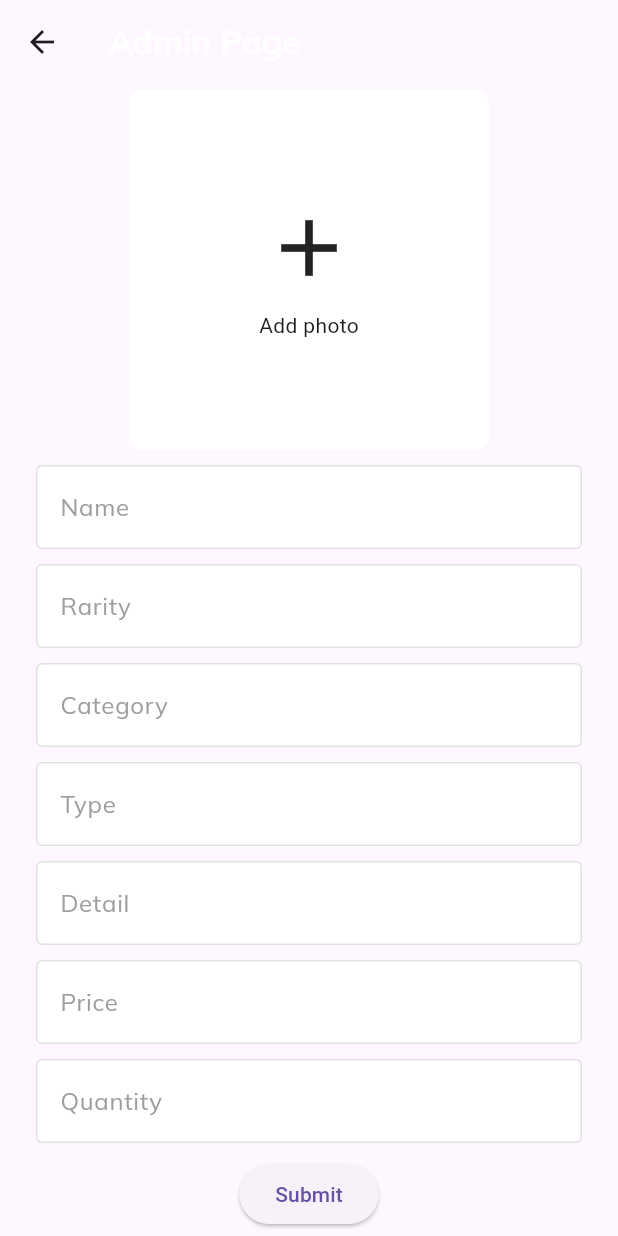
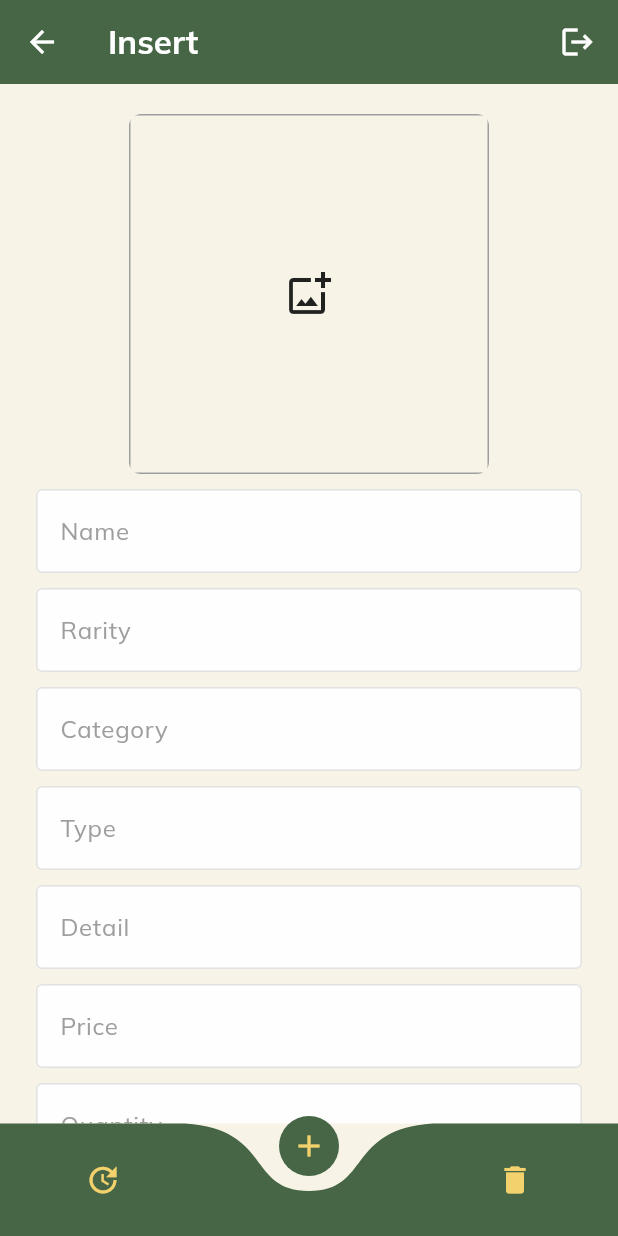
Before and after one commit to Dynameiz/from-HaNsware, a Flutter app: the AdminPage screen opened directly, on a phone screen of 412 x 824 dp. Run offline on Flutter 3.47's test engine with Material 3 defaults, Android fonts, the phone set to English and light mode, and no system bars; drawn by our look-alikes of curved_navigation_bar; our stand-ins replace carousel_slider, firebase_core, flutter_image_compress, google_fonts, image_cropper, image_picker; accounts and stored records are empty.

Commit message:
Updated Admin Page

```diff
--- a/lib/pages/admin_page.dart
+++ b/lib/pages/admin_page.dart
@@ -1,14 +1,11 @@
+import 'package:curved_navigation_bar/curved_navigation_bar.dart';
 import 'package:flutter/material.dart';
-import 'package:flutter_image_compress/flutter_image_compress.dart';
-import 'package:from_hansware/components/text_field.dart';
+import 'package:from_hansware/pages/delete_wares.dart';
+import 'package:from_hansware/pages/insert_wares.dart';
+import 'package:from_hansware/pages/update_wares.dart';
 import 'package:google_fonts/google_fonts.dart';
-import 'package:image_cropper/image_cropper.dart';
-import 'package:image_picker/image_picker.dart';
-import 'package:path/path.dart' as p;
-import 'package:path_provider/path_provider.dart';
 
 class AdminPage extends StatefulWidget {
-
   const AdminPage({super.key});
 
   @override
@@ -17,141 +14,73 @@ class AdminPage extends StatefulWidget {
 
 class _AdminPageState extends State<AdminPage> {
 
-  final ImagePicker _imagePicker = ImagePicker();
-  String? imageUrl;
+  var bgColorLight = const Color.fromARGB(255, 247, 244, 231);
+  var bgColorLightFocused = const Color.fromARGB(249, 240, 223, 175);
+  var bgColorDark = const Color.fromARGB(255, 49, 65, 60);
 
-  final MyTextField nameTF = MyTextField(textHint: "Name");
-  final MyTextField rarityTF = MyTextField(textHint: "Rarity");
-  final MyTextField categoryTF = MyTextField(textHint: "Category");
-  final MyTextField typeTF = MyTextField(textHint: "Type");
-  final MyTextField detailTF = MyTextField(textHint: "Detail");
-  final MyTextField priceTF = MyTextField(textHint: "Price");
-  final MyTextField quantityTF = MyTextField(textHint: "Quantity");
+  final List<Widget> _navigationItems = [
+    const Icon(Icons.update, color: Color.fromRGBO(243, 210, 109, 1),),
+    const Icon(Icons.add, color: Color.fromRGBO(243, 210, 109, 1)),
+    const Icon(Icons.delete, color: Color.fromRGBO(243, 210, 109, 1),),
+  ];
 
-  Future<XFile> compressImage(String path, int quality) async {
-    final newPath = p.join((await getTemporaryDirectory()).path, '${DateTime.now()}.${p.extension(path)}');
+  final List<Widget> _pages = [
+    const UpdateWares(),
+    const InsertWares(),
+    const DeleteWares()
+  ];
 
-    final result = await FlutterImageCompress.compressAndGetFile(
-      path,
-      newPath,
-      quality: quality,
-    );
+  final List<String> _titles = [
+    'Update',
+    'Insert',
+    'Delete',
+  ];
 
-    return result!;
+  // ignore: prefer_typing_uninitialized_variables
+  var _currentPage;
+  // ignore: prefer_typing_uninitialized_variables
+  var _currentTitle;
+
+  void logout(){
+
   }
 
-  Future _pickImage(ImageSource source) async {
-    final pickedFile = await _imagePicker.pickImage(source: source, imageQuality: 50);
-    if (pickedFile == null){
-      return;
-    }
-
-    var file = await ImageCropper.platform.cropImage(sourcePath: pickedFile.path, aspectRatio: const CropAspectRatio(ratioX: 1, ratioY: 1));
-    if (file == null){
-      return;
-    }
-
-    file = (await compressImage(file.path, 35)) as CroppedFile?;
-  }
-
-  Future _selectPhoto() async {
-    await showModalBottomSheet(context: context, builder: (context) => BottomSheet(
-      builder: (context) => Column(
-        mainAxisSize: MainAxisSize.min,
-        children: [
-          ListTile(leading: const Icon(Icons.camera), title: const Text('Camera'), onTap: (){
-            Navigator.of(context).pop();
-            _pickImage(ImageSource.camera);
-          },),
-          ListTile(leading: const Icon(Icons.filter), title: const Text('Pick a file'), onTap: (){
-            Navigator.of(context).pop();
-            _pickImage(ImageSource.gallery);
-          },)
-        ],
-      ),
-      onClosing: (){},
-      )
-    );
+  @override
+  void initState() {
+    super.initState();
+    _currentPage = _pages.elementAt(1);
+    _currentTitle = _titles.elementAt(1);
   }
 
   @override
   Widget build(BuildContext context) {
     return Scaffold(
       appBar: AppBar(
-        title: Text(
-          "Admin Page",
-          style: GoogleFonts.mulish(color: Colors.white, fontWeight: FontWeight.bold),
-        ),
+        title: Text(_currentTitle, style: GoogleFonts.mulish(color: Colors.white, fontWeight: FontWeight.bold),),
+        backgroundColor: const Color.fromARGB(255, 70, 102, 70),
+        iconTheme: const IconThemeData(color: Colors.white),
+        actions: <Widget>[Padding(
+          padding: const EdgeInsets.only(right: 3.0),
+          child: IconButton(onPressed: logout, tooltip: 'Log Out', icon: const Icon(Icons.logout)),
+        )],
       ),
-      body: Center(
-        child: SingleChildScrollView(
-          child: Column(
-            mainAxisAlignment: MainAxisAlignment.center,
-            children: [
-              GestureDetector(
-                onTap: _selectPhoto,
-                child: ClipRRect(
-                  borderRadius: BorderRadius.circular(8.0),
-                  child: Container(
-                    color: Colors.white,
-                    padding: const EdgeInsets.all(8),
-                    width: 240,
-                    height: 240,
-                    child: Column(
-                      mainAxisAlignment: MainAxisAlignment.center,
-                      crossAxisAlignment: CrossAxisAlignment.center,
-                      children: [
-                        if(imageUrl == null)
-                         const Icon(Icons.add, size: 64,),
-                         const SizedBox(height: 10,),
-                         const Text("Add photo"),
-                        if(imageUrl != null)
-                          InkWell(
-                            splashColor: Colors.transparent,
-                            highlightColor: Colors.transparent,
-                            onTap: () => _selectPhoto,
-                            child: Image.network(imageUrl!),
-                          ),
-                      ],
-                    ),
-                  ),
-                ),
-              ),
+      body: Container(
+        color: bgColorLight,
+        child: _currentPage,
+      ),
+      bottomNavigationBar: CurvedNavigationBar(
+        items: _navigationItems,
+        color: const Color.fromARGB(255, 70, 102, 70),
+        backgroundColor: bgColorLight,
+        animationDuration: Durations.medium2,
+        index: 1,
+        onTap: (index){
+          _currentPage = _pages.elementAt(index);
+          _currentTitle = _titles.elementAt(index);
+          setState(() {
 
-              const SizedBox(height: 10,),
-              nameTF,
-              const SizedBox(height: 10,),
-              rarityTF,
-              const SizedBox(height: 10,),
-              categoryTF,
-              const SizedBox(height: 10,),
-              typeTF,
-              const SizedBox(height: 10,),
-              detailTF,
-              const SizedBox(height: 10,),
-              priceTF,
-              const SizedBox(height: 10,),
-              quantityTF,
-
-              const SizedBox(height: 10,),
-              ElevatedButton(onPressed: () =>{
-                if(nameTF.getText().isEmpty || rarityTF.getText().isEmpty || categoryTF.getText().isEmpty || typeTF.getText().isEmpty || detailTF.getText().isEmpty || priceTF.getText().isEmpty || quantityTF.getText().isEmpty){
-                  ScaffoldMessenger.of(context).showSnackBar(
-                    const SnackBar(content: Text("All fields must be filled!"))
-                  )
-                }
-                else{
-
-
-
-                  ScaffoldMessenger.of(context).showSnackBar(
-                    const SnackBar(content: Text("Data sucessfully added"))
-                  )
-                }
-              }, child: const Text('Submit'))
-            ],
-          ),
-        ),
+          });
+        },
       ),
     );
   }
--- a/lib/pages/insert_wares.dart
+++ b/lib/pages/insert_wares.dart
@@ -16,6 +16,10 @@ class InsertWares extends StatefulWidget {
 }
 
 class _InsertWaresState extends State<InsertWares> {
+
+  var bgColorLight = const Color.fromARGB(255, 247, 244, 231);
+  var bgColorLightFocused = const Color.fromARGB(249, 240, 223, 175);
+  var bgColorDark = const Color.fromARGB(255, 49, 65, 60);
 
   File? _image;
   final _imagePicker = ImagePicker();
@@ -106,14 +110,17 @@ class _InsertWaresState extends State<InsertWares> {
   @override
   Widget build(BuildContext context) {
     return Scaffold(
+      backgroundColor: bgColorLight,
       body: Center(
         child: SingleChildScrollView(
           child: Column(
             mainAxisAlignment: MainAxisAlignment.center,
             children: [
+              const SizedBox(height: 20,),
               ClipRRect(
                 borderRadius: BorderRadius.circular(8.0),
-                child: InkWell(
+                child:
+                InkWell(
                   onTap: () async {
                     await _selectPhoto();
                   },
@@ -151,7 +158,8 @@ class _InsertWaresState extends State<InsertWares> {
               ElevatedButton(
                 onPressed: _handleLogin,
                 child: const Text('Submit')
-              )
+              ),
+              const SizedBox(height: 20,)
             ],
           ),
         )
--- a/lib/pages/login_page.dart
+++ b/lib/pages/login_page.dart
@@ -51,7 +51,7 @@ class _LoginPageState extends State<LoginPage> {
     if(usernameTF.getText().compareTo('admin') == 0 && passwordTF.textController.text.compareTo('admin') == 0){
       Navigator.push(context, MaterialPageRoute(
         builder: (context){
-          return const InsertWares();
+          return const AdminPage();
         },
       ));
       return;
```
Also changed, not shown: lib/pages/delete_wares.dart (added, +15 -0 lines), lib/pages/update_wares.dart (added, +15 -0 lines).
